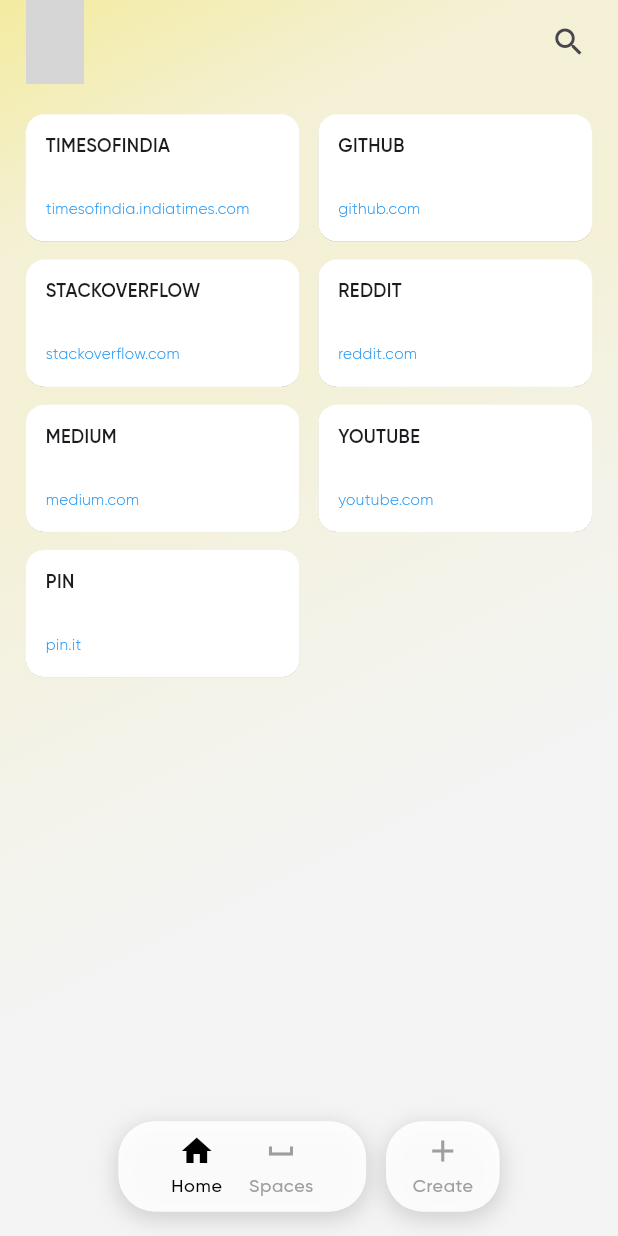
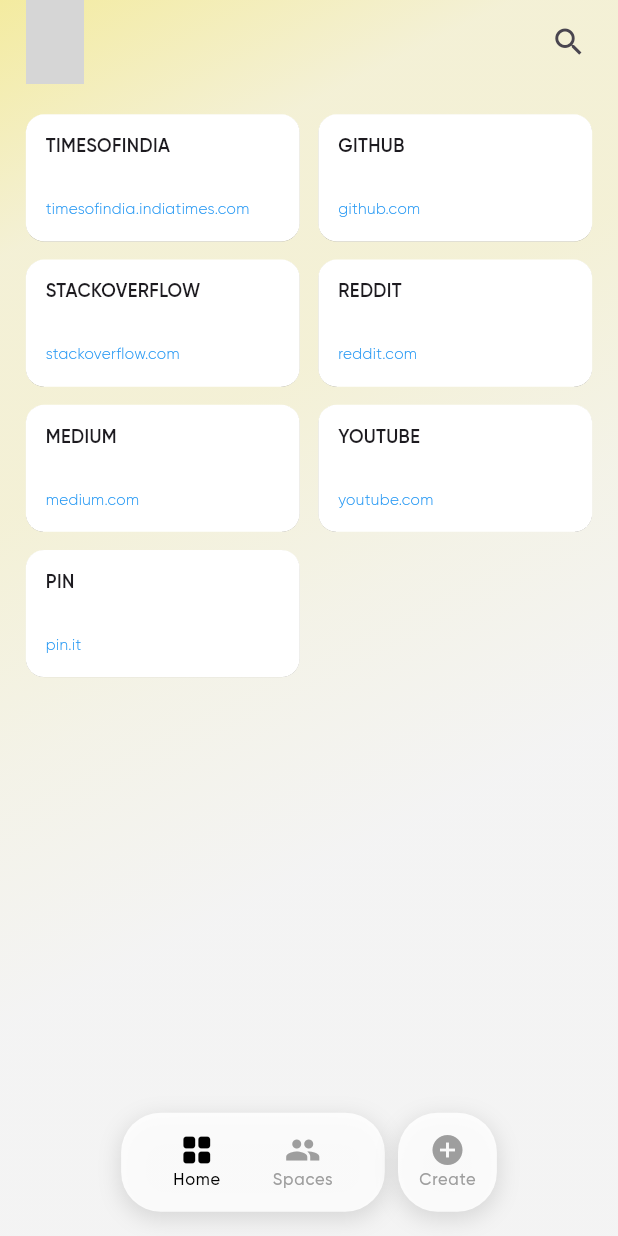
Before and after one commit to markonehq/bookmark, a Flutter app: the BottomNavView screen opened directly, on a phone screen of 412 x 824 dp. Run offline on Flutter 3.47's test engine with Material 3 defaults, Android fonts, the phone set to English and light mode, and no system bars; drawn by our look-alikes of flutter_animate; our stand-ins replace cloud_firestore, firebase_auth, firebase_core, flutter_markdown, flutter_screenutil, flutter_svg and 8 more; missing offline and left inert: metadata_fetch, receive_sharing_intent; accounts and stored records are empty; generated files the repository leaves out were written again; network calls fail; statements that could not run were skipped; grey boxes are pictures that could not be loaded.

Commit message:
update: customNav icons

```diff
--- a/lib/ui/views/bottom_nav/bottom_nav_view.dart
+++ b/lib/ui/views/bottom_nav/bottom_nav_view.dart
@@ -15,15 +15,6 @@
       builder: (context, model, child) {
         return Stack(
           children: [
-            Container(
-              decoration: const BoxDecoration(
-                gradient: LinearGradient(
-                  colors: [Color(0xFFF7F4E8), Color(0xFFEFF0F6)],
-                  begin: Alignment.topLeft,
-                  end: Alignment.bottomRight,
-                ),
-              ),
-            ),
             Scaffold(
               backgroundColor: Colors.transparent,
               body: PageView(
@@ -32,7 +23,6 @@
                 children: model.pages,
               ),
             ),
-            // Custom Nav Bar Here (as shown above)
             const CustomNav(),
           ],
         );
--- a/lib/ui/views/bottom_nav/bottom_nav_view_components.dart
+++ b/lib/ui/views/bottom_nav/bottom_nav_view_components.dart
@@ -16,7 +16,7 @@
       height: kBottomNavigationBarHeight,
       margin: EdgeInsets.symmetric(horizontal: 0.sp),
       decoration: BoxDecoration(
-        color: context.colorScheme.primary.withOpacity(0.1),
+        color: context.colorScheme.primary.withAlpha(20),
       ),
       child: Column(
         mainAxisSize: MainAxisSize.min,
@@ -60,15 +60,18 @@
       child: Row(
         mainAxisAlignment: MainAxisAlignment.center,
         children: [
-          // Nav Section
           Container(
-            padding: EdgeInsets.symmetric(horizontal: 24.w, vertical: 8.h),
+            height: 65.h,
+            width: 160.w,
+            padding: EdgeInsets.symmetric(
+              vertical: 8.h,
+            ),
             decoration: BoxDecoration(
-              color: Colors.white.withOpacity(0.9), // Semi-transparent white
-              borderRadius: BorderRadius.circular(24.r),
+              color: Colors.white.withAlpha(220), // Semi-transparent white
+              borderRadius: BorderRadius.circular(26.r),
               boxShadow: [
                 BoxShadow(
-                  color: Colors.black.withOpacity(0.15),
+                  color: Colors.black.withAlpha(30),
                   blurRadius: 12,
                   spreadRadius: 1,
                   offset: const Offset(0, 4),
@@ -76,17 +79,18 @@
               ],
             ),
             child: Row(
+              mainAxisAlignment: MainAxisAlignment.spaceEvenly,
               children: [
                 _buildNavItem(
                   context: context,
-                  icon: Icons.home,
+                  icon: Icons.grid_view_rounded,
                   text: 'Home',
                   index: 0,
                   viewModel: viewModel,
                 ),
                 _buildNavItem(
                   context: context,
-                  icon: Icons.space_bar,
+                  icon: Icons.group,
                   text: 'Spaces',
                   index: 1,
                   viewModel: viewModel,
@@ -94,30 +98,30 @@
               ],
             ),
           ),
-
-          SizedBox(width: 12.w),
-
-          // Add Button (Create)
+          8.horizontalSpace,
           Container(
-            padding: EdgeInsets.symmetric(horizontal: 8.w, vertical: 8.h),
+            height: 65.h,
+            width: 60.w,
             decoration: BoxDecoration(
-              color: Colors.white.withOpacity(0.9), // Semi-transparent white
-              borderRadius: BorderRadius.circular(24.r),
+              color: Colors.white.withAlpha(220),
+              borderRadius: BorderRadius.circular(26.r),
               boxShadow: [
                 BoxShadow(
-                  color: Colors.black.withOpacity(0.15),
+                  color: Colors.black.withAlpha(30),
                   blurRadius: 12,
                   spreadRadius: 1,
                   offset: const Offset(0, 4),
                 ),
               ],
             ),
+            child: Center(
               child: _buildNavItem(
                 context: context,
-              icon: Icons.add,
+                icon: Icons.add_circle,
                 text: 'Create',
                 index: 2,
                 viewModel: viewModel,
+              ),
             ),
           ),
         ],
@@ -125,7 +129,6 @@
     );
   }
 
-  // Helper widget for creating each navigation item with label
   Widget _buildNavItem({
     required BuildContext context,
     required IconData icon,
@@ -136,30 +139,22 @@
     bool isSelected = viewModel.currentIndex == index;
     return GestureDetector(
       onTap: () => viewModel.setIndex(index),
-      child: Container(
-        padding: EdgeInsets.symmetric(horizontal: 8.w),
       child: Column(
         mainAxisSize: MainAxisSize.min,
         children: [
-            // Icon
           Icon(
             icon,
-              color: isSelected
-                  ? Colors.black
-                  : Colors.grey, // black when selected
+            color: isSelected ? Colors.black : Colors.grey,
           ),
-            // Static Label
-            SizedBox(height: 4.sp),
           Text(
             text,
-              style: context.textTheme.bodySmall?.copyWith(
-                color: isSelected ? Colors.black : Colors.grey, //
+            style: context.textTheme.labelSmall?.copyWith(
+              color: isSelected ? Colors.black : Colors.grey,
               fontWeight: FontWeight.w500,
             ),
           ),
         ],
       ),
-      ),
     );
   }
 }
--- a/lib/ui/views/bottom_nav/bottom_nav_view_model.dart
+++ b/lib/ui/views/bottom_nav/bottom_nav_view_model.dart
@@ -8,12 +8,11 @@
   int currentIndex = 0;
 
   void init() {
-    // You can add init logic here if needed
   }
 
   @override
   void setIndex(int value) {
-    pageController.jumpToPage(value); // or animateToPage if needed
+    pageController.jumpToPage(value);
     currentIndex = value;
     notifyListeners();
   }
@@ -25,20 +24,7 @@
 
   List<Widget> get pages => const [
         HomeView(),
-        HomeView(), // Replace with actual view
-        HomeView(), // Replace with actual view
+        HomeView(),
+        HomeView(),
       ];
 }
-
-  // Widget getViewForCurrentIndex(int index) {
-  //   switch (index) {
-  //     case 0:
-  //       return const HomeView();
-  //     case 1:
-  //       return const HomeView();
-  //     case 2:
-  //       return const HomeView();
-  //     default:
-  //       return const HomeView();
-  //   }
-  // }
```
Lines whose indentation alone changed are shown as unchanged.
